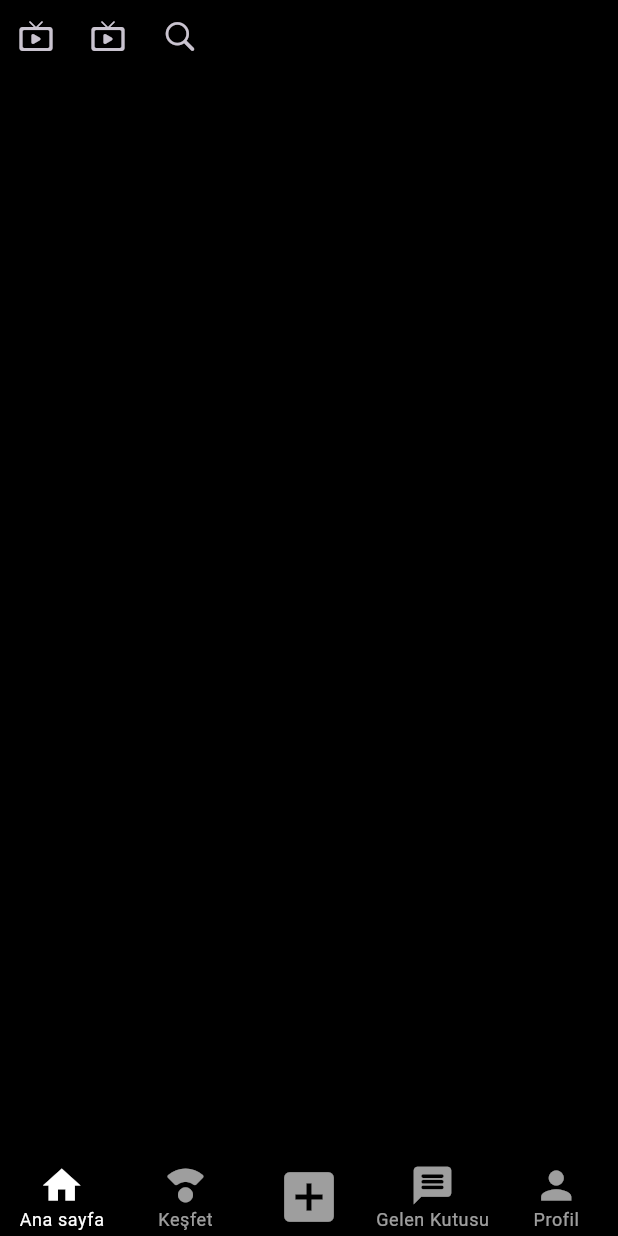
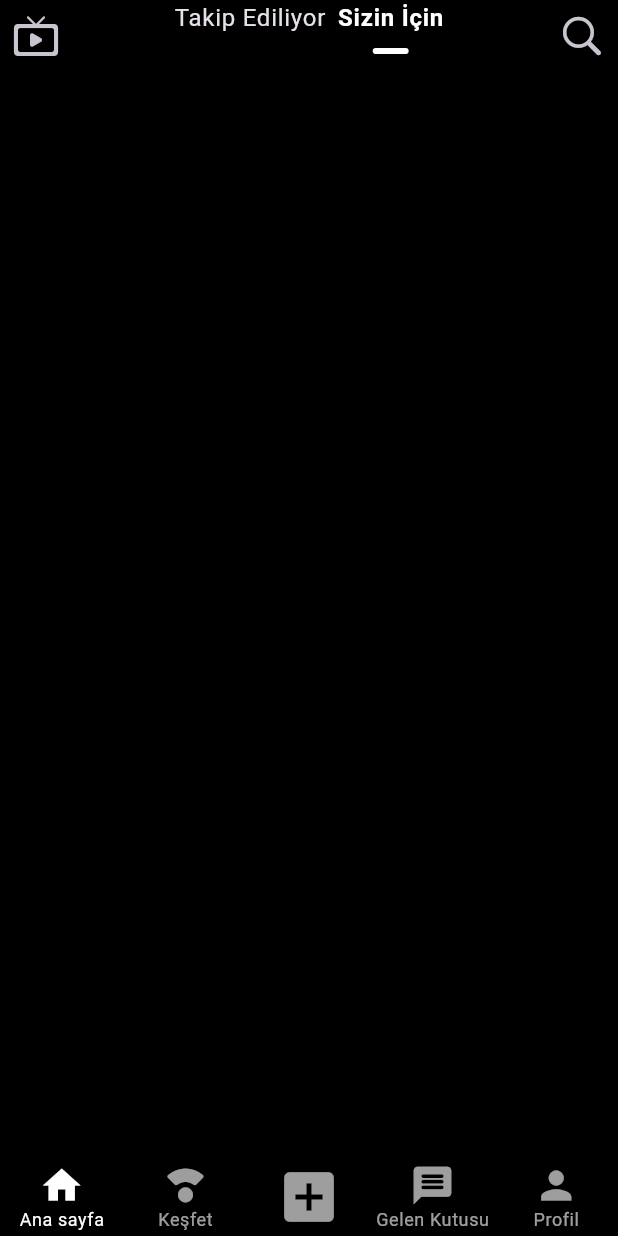
Before and after one commit to miyigun/tiktok_clone, a Flutter app: the screen it shows after launch, on a phone screen of 412 x 824 dp. Run offline on Flutter 3.47's test engine with Material 3 defaults, Android fonts, the phone set to English and light mode, and no system bars; our stand-ins replace flutter_riverpod.

Commit message:
Commit 2

```diff
--- a/lib/widgets/home_top_widget.dart
+++ b/lib/widgets/home_top_widget.dart
@@ -6,21 +6,55 @@ class HomeTopWidget extends StatelessWidget {
 
   @override
   Widget build(BuildContext context) {
-    return Row(
+    final textTheme=Theme.of(context).textTheme;
+    return SafeArea(
+      child: Row(
+        mainAxisAlignment: MainAxisAlignment.spaceBetween,
+        crossAxisAlignment: CrossAxisAlignment.start,
         children: [
           IconButton(
               onPressed: (){},
-            icon: Icon(Icons.live_tv_rounded)
+              icon: const Icon(Icons.live_tv_rounded),
+              iconSize: 32,
+          ),
+          Row(
+            crossAxisAlignment: CrossAxisAlignment.start,
+            children: [
+              Text(
+                "Takip Ediliyor",
+                style: textTheme.bodyLarge,
+              ),
+              SizedBox(width: 8),
+              Column(
+                mainAxisSize: MainAxisSize.min,
+                children: [
+                  Text(
+                    "Sizin İçin",
+                    style: textTheme.bodyLarge!.copyWith(
+                      color: Colors.white,
+                      fontWeight: FontWeight.bold,
+                    ),
+                  ),
+                  SizedBox(height: 8),
+                  Container(
+                    height: 4,
+                      width: 24,
+                    decoration: BoxDecoration(
+                      borderRadius: BorderRadius.circular(4),
+                      color: Colors.white,
+                    ),
+                  ),
+                ],
+              ),
+            ],
           ),
           IconButton(
               onPressed: (){},
-            icon: Icon(Icons.live_tv_rounded)
-        ),
-        IconButton(
-            onPressed: (){},
-            icon: Icon(CupertinoIcons.search)
+              icon: const Icon(CupertinoIcons.search),
+            iconSize: 32,
           ),
         ],
+      ),
     );
   }
 }
```
Also changed, not shown: lib/controllers/home_provider.dart (added, +10 -0 lines), lib/models/video_model.dart (added, +18 -0 lines), lib/widgets/home_videos_list.dart (added, +10 -0 lines). Lines whose indentation alone changed are shown as unchanged.
